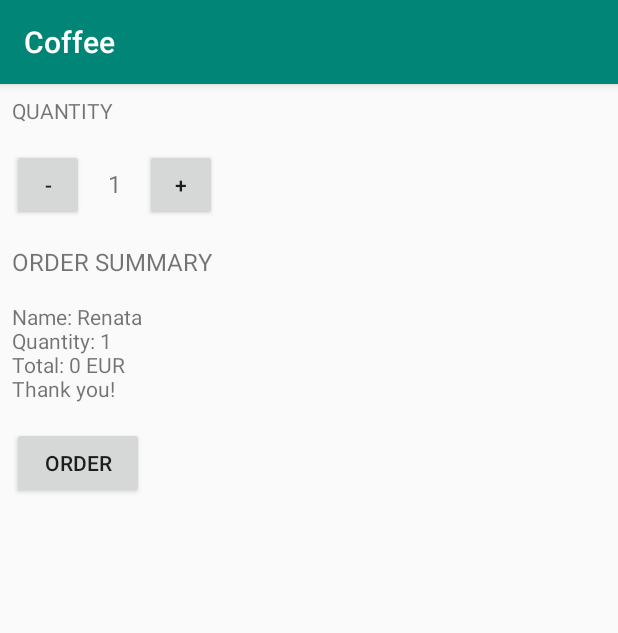
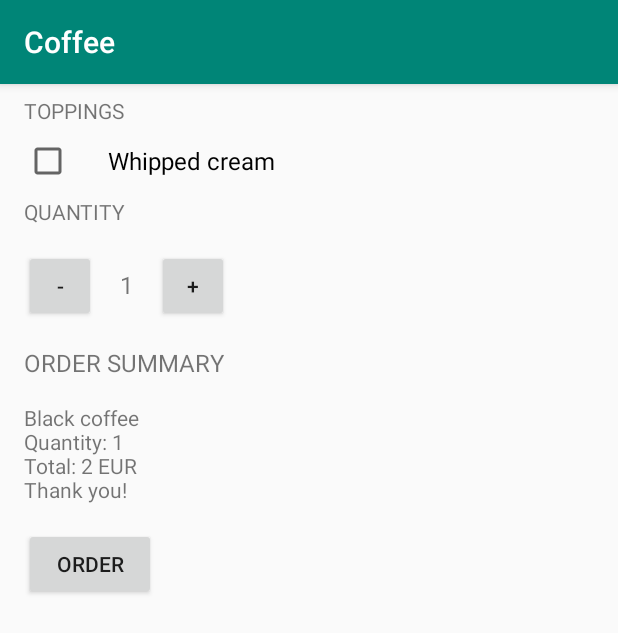
Before and after one commit to rstasiuliony/AndroidLessons, an Android app: the screen it shows after launch (MainActivity), after a tap on "ORDER", on a phone screen of 412 x 824 dp. Shown: the top 633 px of the screen. Run offline under Robolectric (Android 15) with nearby library versions, the phone set to English and light mode, and no system bars.

Commit message:
Create addition checkbox

```diff
--- a/Coffee/coffee/src/main/java/com/hardfreedom/coffee/MainActivity.java
+++ b/Coffee/coffee/src/main/java/com/hardfreedom/coffee/MainActivity.java
@@ -3,6 +3,7 @@ package com.hardfreedom.coffee;
 import android.os.Bundle;
 import android.support.v7.app.AppCompatActivity;
 import android.view.View;
+import android.widget.CheckBox;
 import android.widget.LinearLayout;
 import android.widget.TextView;
 
@@ -10,7 +11,7 @@ public class MainActivity extends AppCompatActivity {
 
     private int quantity;
     private int price;
-    private int finalPrice = 0;
+    private String addWhipped = "";
 
     @Override
     protected void onCreate(Bundle savedInstanceState) {
@@ -37,8 +38,15 @@ public class MainActivity extends AppCompatActivity {
     }
 
     public void orderSummaryTextView(View view) {
-        displayMessage("Name: Renata\nQuantity: " + quantity +
-                "\nTotal: " + finalPrice + " EUR\nThank you!");
+        CheckBox whipping = findViewById(R.id.check_whipped);
+        checkAddings(whipping);
+        if (addWhipped != "") {
+            displayMessage("Black coffee\n" + addWhipped +"\nQuantity: " + quantity +
+                    "\nTotal: " + price + " EUR\nThank you!");
+        } else {
+            displayMessage("Black coffee" +"\nQuantity: " + quantity +
+                    "\nTotal: " + price + " EUR\nThank you!");
+        }
     }
 
     private void displayQuantity(int quantity) {
@@ -63,11 +71,18 @@ public class MainActivity extends AppCompatActivity {
 
     private void displayDefaults() {
         displayQuantity(quantity);
-        getFinalPrice();
-        displayPrice(finalPrice);
+        getPrice();
+        displayPrice(price);
     }
 
-    private int getFinalPrice() {
-        return finalPrice = quantity * price;
+    private int getPrice() {
+        return price = quantity * price;
+    }
+
+    private void checkAddings(CheckBox adding) {
+        if(adding.isChecked() == true) {
+            price = price + 1 * quantity;
+            addWhipped = addWhipped + "Add whipped cream";
+        }
     }
 }
--- a/Coffee/coffee/src/main/res/layout/activity_main.xml
+++ b/Coffee/coffee/src/main/res/layout/activity_main.xml
@@ -4,13 +4,30 @@
     android:layout_width="match_parent"
     android:layout_height="match_parent"
     android:orientation="vertical"
+    android:paddingLeft="@dimen/margin"
     tools:context="com.hardfreedom.coffee.MainActivity">
 
     <TextView
         android:layout_width="wrap_content"
         android:layout_height="wrap_content"
         android:layout_margin="@dimen/margin"
-        android:text="@string/column_name"
+        android:text="@string/column_checkbox"
+        android:textAllCaps="true" />
+
+    <CheckBox
+        android:id="@+id/check_whipped"
+        android:layout_width="wrap_content"
+        android:layout_height="wrap_content"
+        android:text="@string/whipped"
+        android:textSize="@dimen/text_size"
+        android:layout_marginLeft="@dimen/margin"
+        android:paddingLeft="@dimen/padding" />
+
+    <TextView
+        android:layout_width="wrap_content"
+        android:layout_height="wrap_content"
+        android:layout_margin="@dimen/margin"
+        android:text="@string/column_quantity"
         android:textAllCaps="true" />
 
     <LinearLayout
@@ -47,6 +64,7 @@
         android:layout_width="match_parent"
         android:layout_height="wrap_content"
         android:orientation="horizontal"
+        android:layout_marginLeft="@dimen/margin"
         android:visibility="visible">
 
         <TextView
--- a/Coffee/coffee/src/main/res/values/dimens.xml
+++ b/Coffee/coffee/src/main/res/values/dimens.xml
@@ -3,4 +3,5 @@
     <dimen name="margin">8dp</dimen>
     <dimen name="text_size">16sp</dimen>
     <dimen name="square_button">48dp</dimen>
+    <dimen name="padding">24dp</dimen>
 </resources>
--- a/Coffee/coffee/src/main/res/values/strings.xml
+++ b/Coffee/coffee/src/main/res/values/strings.xml
@@ -1,6 +1,8 @@
 <resources>
     <string name="app_name">Coffee</string>
-    <string name="column_name">Quantity</string>
+    <string name="column_quantity">Quantity</string>
+    <string name="column_checkbox">Toppings</string>
+    <string name="whipped">Whipped cream</string>
     <string name="button">Order</string>
     <string name="column_summary">Order Summary</string>
     <string name="currency_sign">&#8364;</string>
--- a/Coffee/coffee/src/main/res/values/styles.xml
+++ b/Coffee/coffee/src/main/res/values/styles.xml
@@ -5,7 +5,7 @@
         <!-- Customize your theme here. -->
         <item name="colorPrimary">@color/colorPrimary</item>
         <item name="colorPrimaryDark">@color/colorPrimaryDark</item>
-        <item name="colorAccent">@color/colorAccent</item>
+        <item name="colorAccent">@color/colorPrimary</item>
     </style>
 
 </resources>
```
